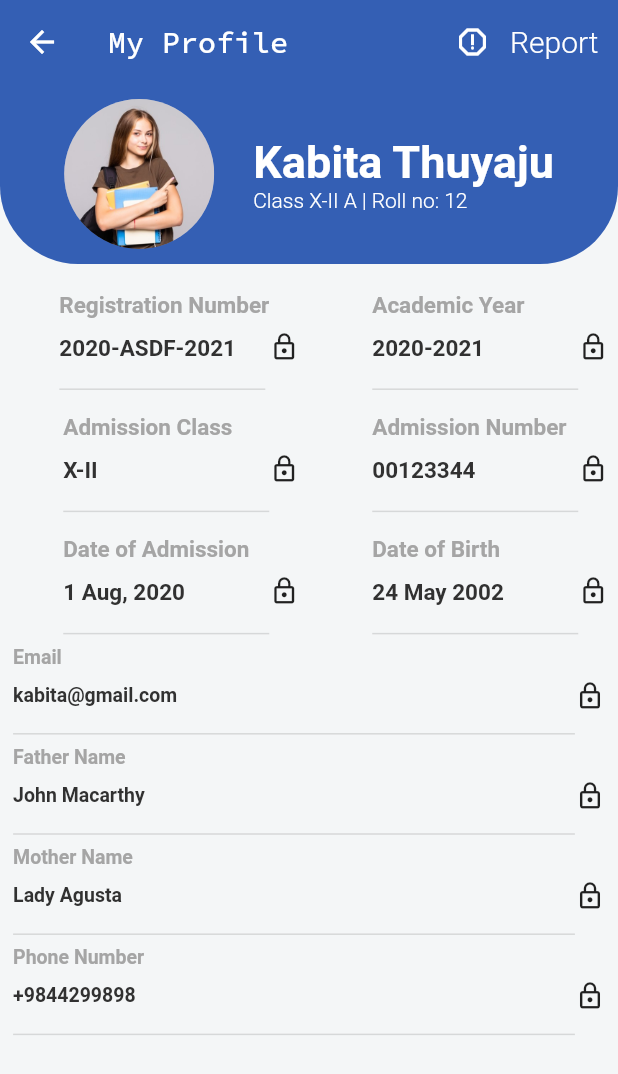
After one commit to KABITATHUYAJU98/school_app_flutter, a Flutter app: the MyProfileScreen screen opened by its route, on a phone screen of 412 x 824 dp. The commit adds this screen. Shown: the top 1074 px of the screen. Run offline on Flutter 3.47's test engine with Material 2 defaults, Android fonts, the phone set to English and light mode, and no system bars; our stand-ins replace flutter_svg, google_fonts.

Commit message:
'added_student_profile_screen'

```diff
--- a/lib/constants.dart
+++ b/lib/constants.dart
@@ -11,14 +11,22 @@ const Color kTextLightColor = Color(0xFFA5A5A5);
 const Color kErrorBorderColor = Color(0xFFE74C3C);
 
 //default value
-const kDefaultPadding = 28.0;
+const kDefaultPadding = 26.0;
 
 const sizedBox = SizedBox(
   height: kDefaultPadding,
 );
 
+const kWidthSizedBox = SizedBox(
+  width: kDefaultPadding,
+);
+
+const kHalfWidthSizedBox = SizedBox(
+  width: kDefaultPadding / 2,
+);
+
 const kHalfSizedBox = SizedBox(
-  height: kDefaultPadding / 2,
+  height: kDefaultPadding / 2.5,
 );
 
 //validation for mobile
--- a/lib/main.dart
+++ b/lib/main.dart
@@ -18,6 +18,7 @@ class MyApp extends StatelessWidget {
       theme: ThemeData.light().copyWith(
           scaffoldBackgroundColor: kPrimaryColor, //default color for scaffold
           primaryColor: kPrimaryColor,
+          appBarTheme: const AppBarTheme(color: kPrimaryColor, elevation: 0),
 
           // use sourceSansPro as googlefont for our app
           textTheme:
@@ -27,12 +28,11 @@ class MyApp extends StatelessWidget {
                       bodyMedium:
                           const TextStyle(
                               color: kTextWhiteColor,
-                              fontSize: 35.0,
+                              fontSize: 30.0,
                               fontWeight: FontWeight.bold),
-
                       bodySmall: const TextStyle(
                           color: kTextWhiteColor,
-                          fontSize: 18.0,
+                          fontSize: 20.0,
                           fontWeight: FontWeight.w300)),
 
           //input decoration theme for all in app
--- a/lib/routes.dart
+++ b/lib/routes.dart
@@ -1,6 +1,7 @@
 import 'package:flutter/material.dart';
 import 'package:hamro_vidyalaya/screens/home_screen/home_screen.dart';
 import 'package:hamro_vidyalaya/screens/login_screen/login_screen.dart';
+import 'package:hamro_vidyalaya/screens/my_profile/my_profile.dart';
 import 'package:hamro_vidyalaya/screens/splash_screen/splash_screen.dart';
 
 Map<String, WidgetBuilder> routes = {
@@ -8,4 +9,5 @@ Map<String, WidgetBuilder> routes = {
   SplashScreen.routeName: (context) => SplashScreen(),
   LoginScreen.routeName: (context) => LoginScreen(),
   HomeScreen.routeName: (context) => HomeScreen(),
+  MyProfileScreen.routeName: (context) => MyProfileScreen(),
 };
--- a/lib/screens/home_screen/home_screen.dart
+++ b/lib/screens/home_screen/home_screen.dart
@@ -2,6 +2,7 @@ import 'package:flutter/material.dart';
 import 'package:flutter_svg/flutter_svg.dart';
 import 'package:hamro_vidyalaya/constants.dart';
 import 'package:hamro_vidyalaya/screens/home_screen/widgets/student_data.dart';
+import 'package:hamro_vidyalaya/screens/my_profile/my_profile.dart';
 
 class HomeScreen extends StatelessWidget {
   const HomeScreen({super.key});
@@ -36,7 +37,11 @@ class HomeScreen extends StatelessWidget {
                 const SizedBox(height: kDefaultPadding / 6),
                 StudentPicture(
                     studentPicture: 'assets/images/student_profile.jpeg',
-                    onPress: () {})
+                    onPress: () {
+                      //go to profile detail screen here
+                      Navigator.pushNamedAndRemoveUntil(
+                          context, MyProfileScreen.routeName, (route) => false);
+                    })
               ],
             ),
 
--- /dev/null
+++ b/lib/screens/my_profile/my_profile.dart
@@ -0,0 +1,192 @@
+import 'dart:math';
+
+import 'package:flutter/material.dart';
+import 'package:hamro_vidyalaya/constants.dart';
+
+class MyProfileScreen extends StatelessWidget {
+  const MyProfileScreen({super.key});
+  static String routeName = 'MyProfileScreen';
+
+  @override
+  Widget build(BuildContext context) {
+    return Scaffold(
+      appBar: AppBar(
+        title: const Text('My Profile'),
+        actions: [
+          InkWell(
+            onTap: () {
+              //send report to school's management | in case if you want some changes
+            },
+            child: Container(
+              padding: const EdgeInsets.only(right: kDefaultPadding / 2),
+              child: Row(children: [
+                const Icon(Icons.report_gmailerrorred_outlined),
+                kHalfWidthSizedBox,
+                Text('Report', style: Theme.of(context).textTheme.bodySmall)
+              ]),
+            ),
+          )
+        ],
+      ),
+      body: Container(
+        color: kOtherColor,
+        child: Column(children: [
+          Container(
+            width: double.infinity,
+            height: 120,
+            decoration: const BoxDecoration(
+                color: kPrimaryColor,
+                borderRadius: BorderRadius.only(
+                    bottomRight: Radius.circular(kDefaultPadding * 2),
+                    bottomLeft: Radius.circular(kDefaultPadding * 2))),
+            child: Row(mainAxisAlignment: MainAxisAlignment.center, children: [
+              const CircleAvatar(
+                maxRadius: 50.0,
+                minRadius: 50.0,
+                backgroundColor: kSecondaryColor,
+                backgroundImage:
+                    AssetImage('assets/images/student_profile.jpeg'),
+              ),
+              kWidthSizedBox,
+              Column(
+                mainAxisAlignment: MainAxisAlignment.center,
+                crossAxisAlignment: CrossAxisAlignment.start,
+                children: [
+                  Text('Kabita Thuyaju',
+                      style: Theme.of(context).textTheme.bodyMedium),
+                  Text(
+                    'Class X-II A | Roll no: 12',
+                    style: Theme.of(context)
+                        .textTheme
+                        .bodySmall!
+                        .copyWith(fontSize: 14.0),
+                  )
+                ],
+              )
+            ]),
+          ),
+          const SizedBox(height: 10),
+          const Row(
+            mainAxisAlignment: MainAxisAlignment.spaceAround,
+            children: [
+              ProfileDetailRow(
+                  title: 'Registration Number', value: '2020-ASDF-2021'),
+              ProfileDetailRow(title: 'Academic Year', value: '2020-2021'),
+            ],
+          ),
+          const Row(
+            mainAxisAlignment: MainAxisAlignment.spaceAround,
+            children: [
+              ProfileDetailRow(title: 'Admission Class', value: 'X-II'),
+              ProfileDetailRow(title: 'Admission Number', value: '00123344'),
+            ],
+          ),
+          const Row(
+            mainAxisAlignment: MainAxisAlignment.spaceAround,
+            children: [
+              ProfileDetailRow(
+                  title: 'Date of Admission', value: '1 Aug, 2020'),
+              ProfileDetailRow(title: 'Date of Birth', value: '24 May 2002'),
+            ],
+          ),
+          ProfileDetailColumn(title: 'Email', value: 'kabita@gmail.com'),
+          ProfileDetailColumn(title: 'Father Name', value: 'John Macarthy'),
+          ProfileDetailColumn(title: 'Mother Name', value: 'Lady Agusta'),
+          ProfileDetailColumn(title: 'Phone Number', value: '+9844299898')
+        ]),
+      ),
+    );
+  }
+}
+
+class ProfileDetailRow extends StatelessWidget {
+  const ProfileDetailRow({super.key, required this.title, required this.value});
+  final String title;
+  final String value;
+
+  @override
+  Widget build(BuildContext context) {
+    return Container(
+      padding: const EdgeInsets.only(
+          right: kDefaultPadding / 4,
+          left: kDefaultPadding / 4,
+          top: kDefaultPadding / 3),
+      width: MediaQuery.of(context).size.width / 2,
+      // color: kPrimaryColor,  -- just to check the space taken
+      child: Row(
+          mainAxisAlignment: MainAxisAlignment.end,
+          crossAxisAlignment: CrossAxisAlignment.center,
+          children: [
+            Column(
+              crossAxisAlignment: CrossAxisAlignment.start,
+              children: [
+                Text(title,
+                    style: Theme.of(context).textTheme.bodyMedium!.copyWith(
+                        color: kTextLightColor,
+                        fontWeight: FontWeight.w600,
+                        fontSize: 15.0)),
+                kHalfSizedBox,
+                Text(value,
+                    style: Theme.of(context).textTheme.bodyMedium!.copyWith(
+                        color: kTextBlackColor,
+                        fontWeight: FontWeight.w600,
+                        fontSize: 15.0)),
+                kHalfSizedBox,
+                SizedBox(
+                  width: MediaQuery.of(context).size.width / 3,
+                  child: const Divider(
+                    thickness: 1.0,
+                  ),
+                )
+              ],
+            ),
+            const Icon(Icons.lock_outline, size: 20.0),
+          ]),
+    );
+  }
+}
+
+class ProfileDetailColumn extends StatelessWidget {
+  const ProfileDetailColumn(
+      {super.key, required this.title, required this.value});
+  final String title;
+  final String value;
+
+  @override
+  Widget build(BuildContext context) {
+    return Container(
+      child: Row(
+          mainAxisAlignment: MainAxisAlignment.center,
+          crossAxisAlignment: CrossAxisAlignment.center,
+          children: [
+            Column(
+              crossAxisAlignment: CrossAxisAlignment.start,
+              children: [
+                Text(title,
+                    style: Theme.of(context).textTheme.bodyMedium!.copyWith(
+                          color: kTextLightColor,
+                          fontSize: 13.0,
+                        )),
+                kHalfSizedBox,
+                Text(value,
+                    style: Theme.of(context).textTheme.bodyMedium!.copyWith(
+                        color: kTextBlackColor,
+                        fontSize: 13.0,
+                        fontWeight: FontWeight.w600)),
+                kHalfSizedBox,
+                SizedBox(
+                  width: MediaQuery.of(context).size.width / 1.1,
+                  child: const Divider(
+                    thickness: 1.0,
+                  ),
+                )
+              ],
+            ),
+            const Icon(
+              Icons.lock_outline,
+              size: 20.0,
+            )
+          ]),
+    );
+  }
+}
```
